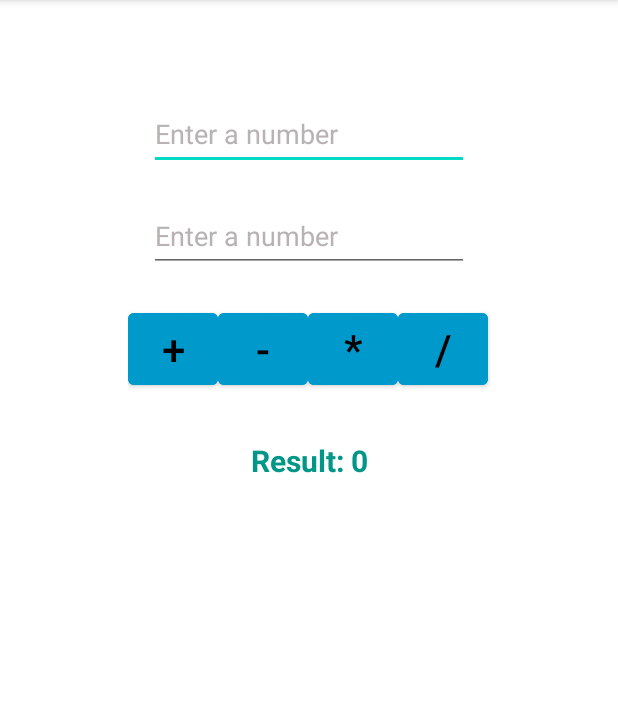
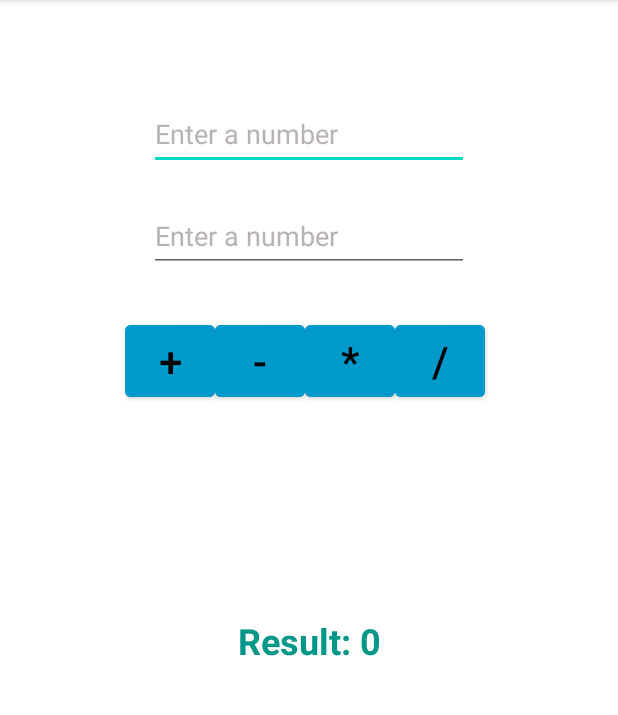
Before and after one commit to furkanbingol/Android-Projects, an Android app: the screen it shows after launch (MainActivity), on a phone screen of 412 x 824 dp, the part 84-799 px from its top. Run offline under Robolectric (Android 15) with nearby library versions, the phone set to English and light mode, and no system bars.

Commit message:
CalculatorApp updated

```diff
--- a/Calculator/app/src/main/res/layout/activity_main.xml
+++ b/Calculator/app/src/main/res/layout/activity_main.xml
@@ -4,6 +4,7 @@
     xmlns:tools="http://schemas.android.com/tools"
     android:layout_width="match_parent"
     android:layout_height="match_parent"
+    android:background="#FFFFFF"
     tools:context=".MainActivity">
 
     <EditText
@@ -16,6 +17,7 @@
         android:hint="Enter a number"
         android:inputType="number"
         android:minHeight="48dp"
+        android:textColor="#009688"
         android:textColorHint="#B8B2B2"
         app:layout_constraintBottom_toTopOf="@+id/number2Text"
         app:layout_constraintEnd_toEndOf="parent"
@@ -26,11 +28,12 @@
         android:id="@+id/number2Text"
         android:layout_width="wrap_content"
         android:layout_height="wrap_content"
-        android:layout_marginBottom="21dp"
+        android:layout_marginBottom="29dp"
         android:ems="10"
         android:hint="Enter a number"
         android:inputType="number"
         android:minHeight="48dp"
+        android:textColor="#009688"
         android:textColorHint="#B8B2B2"
         app:layout_constraintBottom_toTopOf="@+id/linearLayout"
         app:layout_constraintStart_toStartOf="@+id/number1Text"
@@ -38,13 +41,13 @@
 
     <TextView
         android:id="@+id/resultText"
-        android:layout_width="212dp"
+        android:layout_width="240dp"
         android:layout_height="0dp"
-        android:layout_marginBottom="259dp"
+        android:layout_marginBottom="199dp"
         android:text="Result: 0"
         android:textAlignment="center"
         android:textColor="#009688"
-        android:textSize="20sp"
+        android:textSize="24sp"
         android:textStyle="bold"
         app:layout_constraintBottom_toBottomOf="parent"
         app:layout_constraintEnd_toEndOf="parent"
@@ -53,11 +56,9 @@
 
     <LinearLayout
         android:id="@+id/linearLayout"
-        android:layout_width="242dp"
-        android:layout_height="59dp"
-        android:layout_marginStart="150dp"
-        android:layout_marginEnd="150dp"
-        android:layout_marginBottom="31dp"
+        android:layout_width="246dp"
+        android:layout_height="0dp"
+        android:layout_marginBottom="42dp"
         android:orientation="horizontal"
         android:scrollbarSize="4dp"
         app:layout_constraintBottom_toTopOf="@+id/resultText"
```
